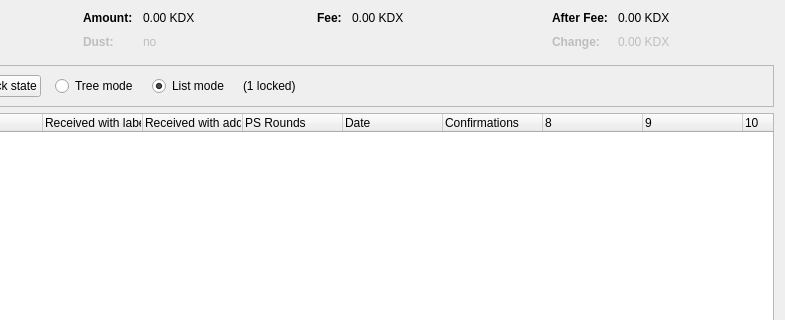
Old version of the form src/qt/forms/coincontroldialog.ui in the repository cadexproject/cadex; both pictures show x 169 to 954 and y 0 to 320 of the 954 by 500 pixel window.
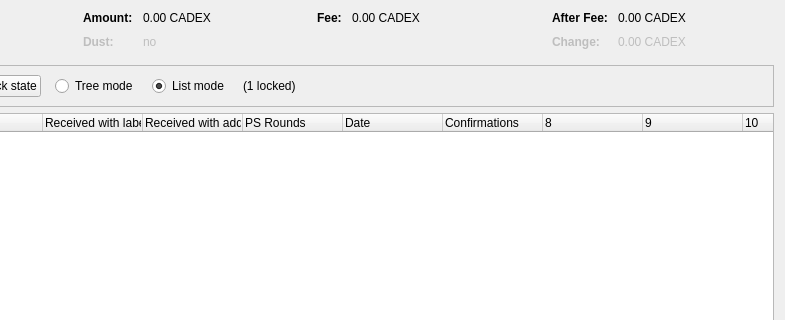
New version of the form. Custom widgets are drawn as their Qt base class.

Commit message: rebase to cadex-1.0.0

What changed in the file:
```diff
--- a/src/qt/forms/coincontroldialog.ui
+++ b/src/qt/forms/coincontroldialog.ui
@@ -132,7 +132,7 @@
           <enum>Qt::ActionsContextMenu</enum>
          </property>
          <property name="text">
-          <string notr="true">0.00 KDX</string>
+          <string notr="true">0.00 CADEX</string>
          </property>
          <property name="textInteractionFlags">
           <set>Qt::LinksAccessibleByMouse|Qt::TextSelectableByKeyboard|Qt::TextSelectableByMouse</set>
@@ -212,7 +212,7 @@
           <enum>Qt::ActionsContextMenu</enum>
          </property>
          <property name="text">
-          <string notr="true">0.00 KDX</string>
+          <string notr="true">0.00 CADEX</string>
          </property>
          <property name="textInteractionFlags">
           <set>Qt::LinksAccessibleByMouse|Qt::TextSelectableByKeyboard|Qt::TextSelectableByMouse</set>
@@ -257,7 +257,7 @@
           <enum>Qt::ActionsContextMenu</enum>
          </property>
          <property name="text">
-          <string notr="true">0.00 KDX</string>
+          <string notr="true">0.00 CADEX</string>
          </property>
          <property name="textInteractionFlags">
           <set>Qt::LinksAccessibleByMouse|Qt::TextSelectableByKeyboard|Qt::TextSelectableByMouse</set>
@@ -292,7 +292,7 @@
           <enum>Qt::ActionsContextMenu</enum>
          </property>
          <property name="text">
-          <string notr="true">0.00 KDX</string>
+          <string notr="true">0.00 CADEX</string>
          </property>
          <property name="textInteractionFlags">
           <set>Qt::LinksAccessibleByMouse|Qt::TextSelectableByKeyboard|Qt::TextSelectableByMouse</set>
```
The commit also changes 747 other files.
